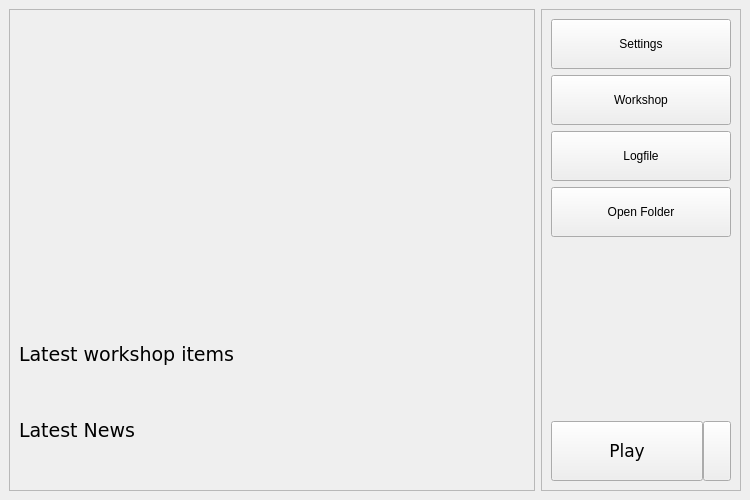
yani/keeperfx-launcher-qt, file ui/launchermainwindow.ui: the form before one commit.
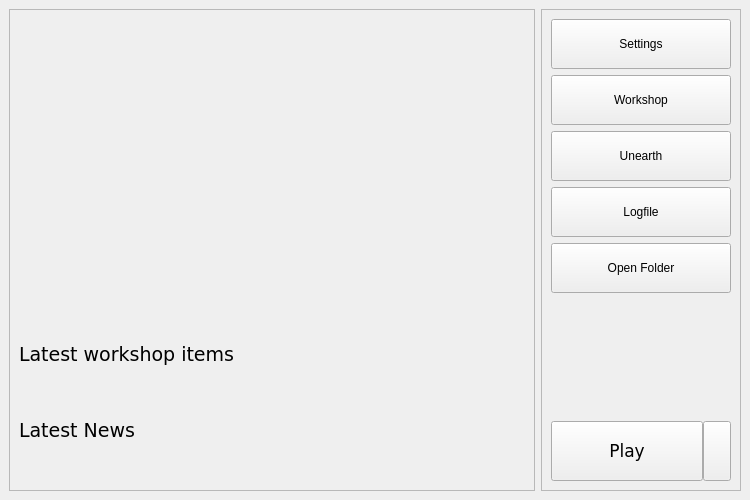
The form after the commit. Icons and pictures are not drawn.

Commit message: add Unearth button to main window if Unearth is found

What changed in the file:
```diff
--- a/ui/launchermainwindow.ui
+++ b/ui/launchermainwindow.ui
@@ -314,6 +314,22 @@
          </property>
         </widget>
        </item>
+       <item>
+        <widget class="QPushButton" name="unearthButton">
+         <property name="minimumSize">
+          <size>
+           <width>0</width>
+           <height>50</height>
+          </size>
+         </property>
+         <property name="font">
+          <font/>
+         </property>
+         <property name="text">
+          <string notr="true" comment="Button">Unearth</string>
+         </property>
+        </widget>
+       </item>
        <item>
         <widget class="QPushButton" name="logFileButton">
          <property name="minimumSize">
```
The commit also changes 3 other files.
